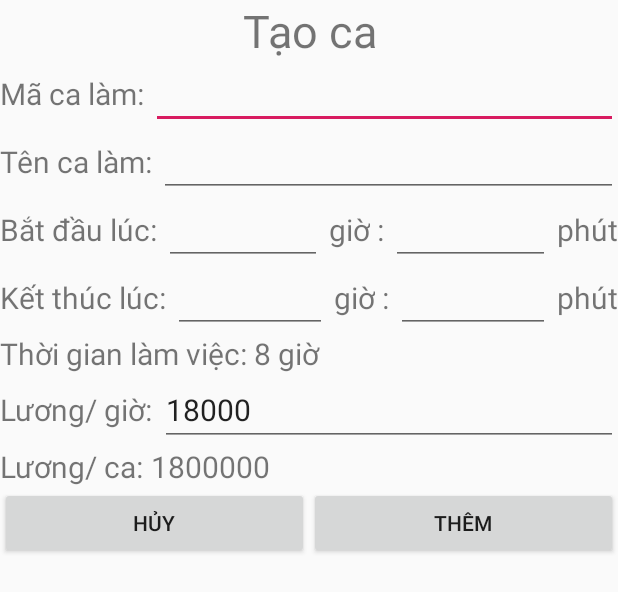
After one commit to DuongQuocHai/Ph-n-m-n-qu-n-l-nh-n-s-, an Android app: the layout dialog_themcalam.xml on its own in the app's theme, with its tools: preview values and no code run, on a phone screen of 412 x 824 dp. The commit adds this screen. Shown: the top 592 px of the screen. Run offline under Robolectric (Android 15) with nearby library versions, the phone set to English and light mode, and no system bars.

Commit message:
pull code

```diff
--- a/app/src/main/AndroidManifest.xml
+++ b/app/src/main/AndroidManifest.xml
@@ -9,6 +9,7 @@
         android:roundIcon="@mipmap/ic_launcher_round"
         android:supportsRtl="true"
         android:theme="@style/AppTheme">
+        <activity android:name=".CaLamActivity"></activity>
         <activity android:name=".LoginActivity">
             <intent-filter>
                 <action android:name="android.intent.action.MAIN" />
@@ -16,9 +17,7 @@
                 <category android:name="android.intent.category.LAUNCHER" />
             </intent-filter>
         </activity>
-        <activity android:name=".MainActivity">
-
-        </activity>
+        <activity android:name=".MainActivity"></activity>
 
         <meta-data
             android:name="preloaded_fonts"
--- a/app/src/main/java/com/example/phanmemquanlynhansu/LoginActivity.java
+++ b/app/src/main/java/com/example/phanmemquanlynhansu/LoginActivity.java
@@ -29,11 +29,6 @@ public class LoginActivity extends AppCompatActivity {
         super.onCreate(savedInstanceState);
         setContentView(R.layout.activity_login);
 
-        FirebaseDatabase database = FirebaseDatabase.getInstance();
-        DatabaseReference myRef = database.getReference("message");
-
-        myRef.setValue("Hello, World!");
-
         relly = (RelativeLayout) findViewById(R.id.relly);
         relly2 = (RelativeLayout) findViewById(R.id.relly2);
 
--- /dev/null
+++ b/app/src/main/res/layout/dialog_themcalam.xml
@@ -0,0 +1,213 @@
+<?xml version="1.0" encoding="utf-8"?>
+<LinearLayout xmlns:android="http://schemas.android.com/apk/res/android"
+    android:layout_width="match_parent"
+    android:layout_height="match_parent"
+    android:orientation="vertical">
+
+    <TextView
+        android:layout_width="match_parent"
+        android:layout_height="wrap_content"
+        android:gravity="center"
+        android:text="Tạo ca"
+        android:textSize="30sp" />
+
+    <LinearLayout
+        android:layout_width="match_parent"
+        android:layout_height="wrap_content"
+        android:orientation="horizontal">
+
+        <TextView
+            android:layout_width="wrap_content"
+            android:layout_height="wrap_content"
+            android:layout_weight="0"
+            android:text="Mã ca làm: "
+            android:textSize="20sp" />
+
+        <EditText
+            android:id="@+id/edt_ma_dlthemcl"
+            android:layout_width="match_parent"
+            android:layout_height="wrap_content"
+            android:layout_weight="1" />
+    </LinearLayout>
+
+    <LinearLayout
+        android:layout_width="match_parent"
+        android:layout_height="wrap_content"
+        android:orientation="horizontal">
+
+        <TextView
+            android:layout_width="wrap_content"
+            android:layout_height="wrap_content"
+            android:layout_weight="0"
+            android:text="Tên ca làm: "
+            android:textSize="20sp" />
+
+        <EditText
+            android:id="@+id/edt_ten_dlthemcl"
+            android:layout_width="match_parent"
+            android:layout_height="wrap_content"
+            android:layout_weight="1" />
+    </LinearLayout>
+
+    <LinearLayout
+        android:layout_width="match_parent"
+        android:layout_height="wrap_content"
+        android:orientation="horizontal">
+
+        <TextView
+            android:layout_width="wrap_content"
+            android:layout_height="wrap_content"
+            android:layout_weight="0"
+            android:text="Bắt đầu lúc: "
+            android:textSize="20sp" />
+
+        <EditText
+            android:layout_weight="1"
+            android:id="@+id/edt_giobd_dlthemcl"
+            android:layout_width="wrap_content"
+            android:layout_height="wrap_content"
+             />
+        <TextView
+            android:text=" giờ"
+            android:textSize="20sp"
+            android:layout_width="wrap_content"
+            android:layout_height="wrap_content"/>
+        <TextView
+            android:text=" : "
+            android:textSize="20sp"
+            android:layout_width="wrap_content"
+            android:layout_height="wrap_content"/>
+        <EditText
+            android:layout_weight="1"
+            android:layout_width="wrap_content"
+            android:layout_height="wrap_content"
+            />
+        <TextView
+            android:id="@+id/edt_phutbd_dlthemcl"
+            android:text=" phút"
+            android:textSize="20sp"
+            android:layout_width="wrap_content"
+            android:layout_height="wrap_content"/>
+
+    </LinearLayout>
+    <LinearLayout
+        android:layout_width="match_parent"
+        android:layout_height="wrap_content"
+        android:orientation="horizontal">
+
+        <TextView
+            android:layout_width="wrap_content"
+            android:layout_height="wrap_content"
+            android:layout_weight="0"
+            android:text="Kết thúc lúc: "
+            android:textSize="20sp" />
+
+        <EditText
+            android:layout_weight="1"
+            android:id="@+id/edt_giokt_dlthemcl"
+            android:layout_width="wrap_content"
+            android:layout_height="wrap_content"
+            />
+
+        <TextView
+            android:layout_width="wrap_content"
+            android:layout_height="wrap_content"
+            android:text=" giờ"
+            android:textSize="20sp" />
+        <TextView
+            android:text=" : "
+            android:textSize="20sp"
+            android:layout_width="wrap_content"
+            android:layout_height="wrap_content"/>
+        <EditText
+            android:layout_weight="1"
+            android:layout_width="wrap_content"
+            android:layout_height="wrap_content"
+            />
+        <TextView
+            android:id="@+id/edt_phutkt_dlthemcl"
+            android:text=" phút"
+            android:textSize="20sp"
+            android:layout_width="wrap_content"
+            android:layout_height="wrap_content"/>
+
+    </LinearLayout>
+    <LinearLayout
+        android:layout_width="match_parent"
+        android:layout_height="wrap_content"
+        android:orientation="horizontal">
+
+        <TextView
+            android:layout_width="wrap_content"
+            android:layout_height="wrap_content"
+            android:layout_weight="0"
+            android:text="Thời gian làm việc: "
+            android:textSize="20sp" />
+
+        <TextView
+            android:text="8 giờ"
+            android:textSize="20sp"
+            android:id="@+id/txt_tongtglam_dlthemcl"
+            android:layout_width="match_parent"
+            android:layout_height="wrap_content"
+            android:layout_weight="1" />
+    </LinearLayout>
+    <LinearLayout
+        android:layout_width="match_parent"
+        android:layout_height="wrap_content"
+        android:orientation="horizontal">
+
+        <TextView
+            android:layout_width="wrap_content"
+            android:layout_height="wrap_content"
+            android:layout_weight="0"
+            android:text="Lương/ giờ: "
+            android:textSize="20sp" />
+
+        <EditText
+            android:text="18000"
+            android:textSize="20sp"
+            android:id="@+id/edt_luong1h_dlthemcl"
+            android:layout_width="match_parent"
+            android:layout_height="wrap_content"
+            android:layout_weight="1" />
+    </LinearLayout>
+    <LinearLayout
+        android:layout_width="match_parent"
+        android:layout_height="wrap_content"
+        android:orientation="horizontal">
+
+        <TextView
+            android:layout_width="wrap_content"
+            android:layout_height="wrap_content"
+            android:layout_weight="0"
+            android:text="Lương/ ca: "
+            android:textSize="20sp" />
+
+        <TextView
+            android:text="1800000"
+            android:textSize="20sp"
+            android:id="@+id/txt_luong1ca_dlthemcl"
+            android:layout_width="match_parent"
+            android:layout_height="wrap_content"
+            android:layout_weight="1" />
+    </LinearLayout>
+
+    <LinearLayout
+        android:layout_width="match_parent"
+        android:layout_height="wrap_content">
+        <Button
+            android:text="Hủy"
+            android:id="@+id/btn_huy_dlthemcl"
+            android:layout_weight="1"
+            android:layout_width="match_parent"
+            android:layout_height="wrap_content"/>
+        <Button
+            android:id="@+id/btn_them_dlthemcl"
+            android:text="Thêm"
+            android:layout_weight="1"
+            android:layout_width="match_parent"
+            android:layout_height="wrap_content"/>
+    </LinearLayout>
+
+</LinearLayout>
--- a/app/src/main/res/layout/fragment_them.xml
+++ b/app/src/main/res/layout/fragment_them.xml
@@ -64,6 +64,7 @@
                     android:layout_height="match_parent"
                     android:layout_weight="1"
                     android:text="Báo cáo"
+                    android:gravity="center_vertical"
                     android:textColor="#2c3e50"
 
                     />
```
Also changed, not shown: app/src/main/java/com/example/phanmemquanlynhansu/CaLamActivity.java (added, +52 -0 lines), app/src/main/java/com/example/phanmemquanlynhansu/Fragment/FragmentLichCong.java (+17 -1 lines), app/src/main/java/com/example/phanmemquanlynhansu/Modal/ModalCaLam.java (added, +75 -0 lines), app/src/main/res/layout/activity_ca_lam.xml (added, +20 -0 lines), app/src/main/res/layout/fragment_lichcong.xml (+4 -3 lines), app/src/main/res/layout/item_calam.xml (added, +22 -0 lines).
